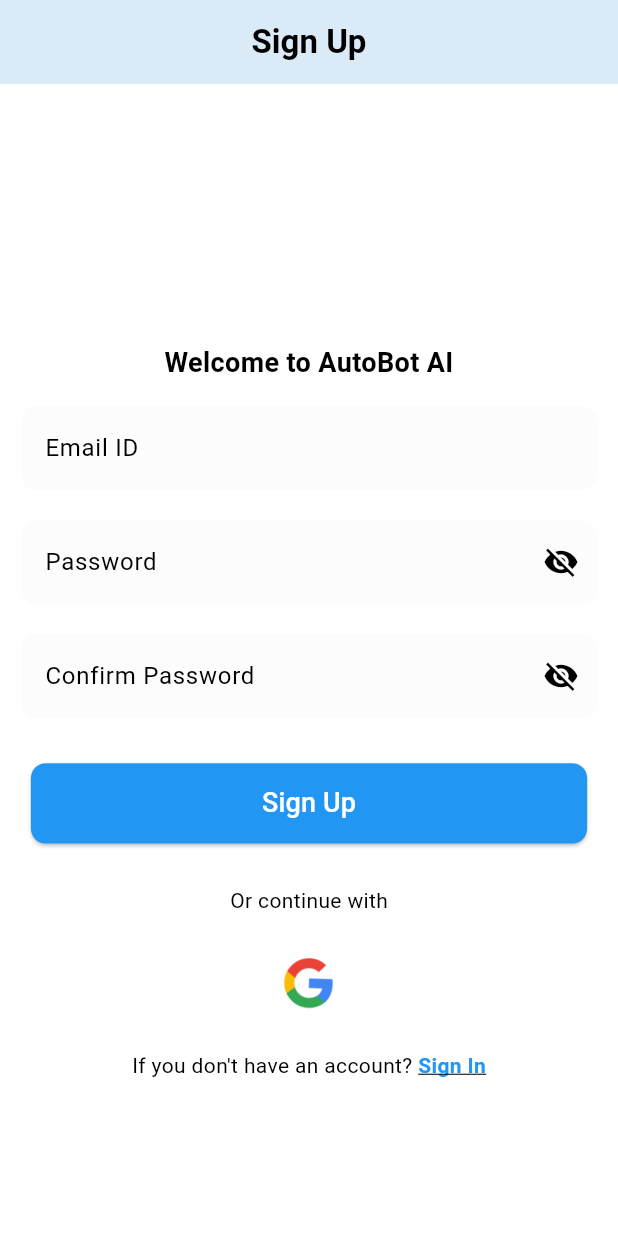
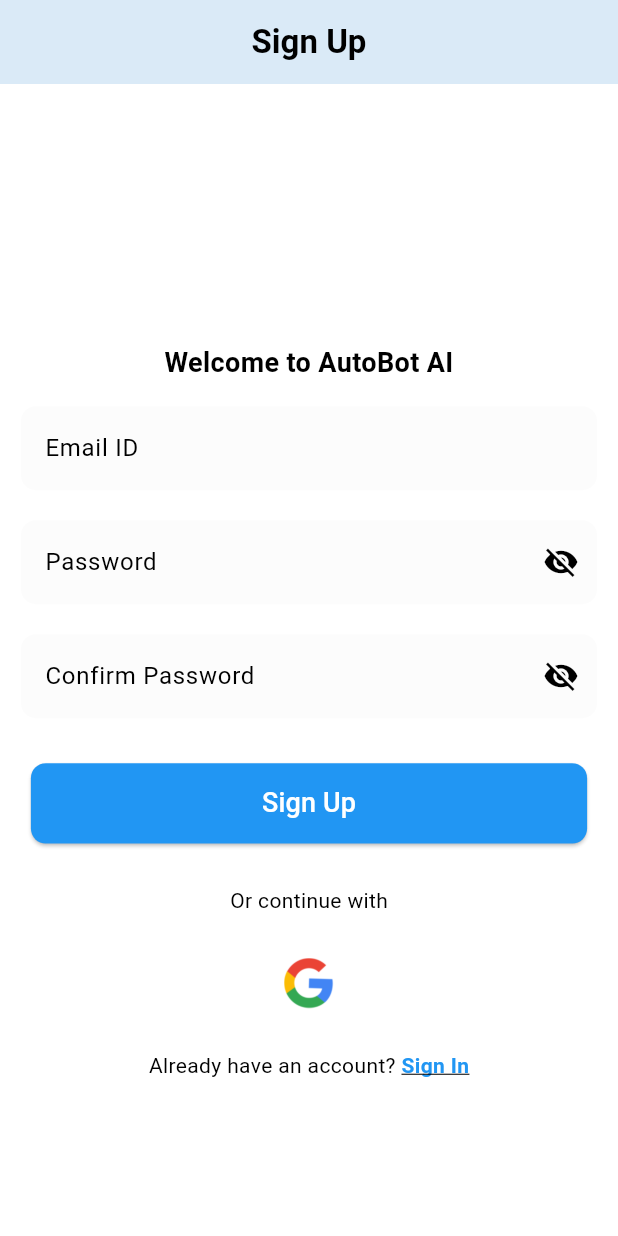
Before and after one commit to PullingalSoorath/AI-Eureka, a Flutter app: the screen it shows after launch, after a tap on an icon or button, on a phone screen of 412 x 824 dp. Run offline on Flutter 3.47's test engine with Material 3 defaults, Android fonts, the phone set to English and light mode, and no system bars; our stand-ins replace bloc, cached_network_image, firebase_auth, firebase_core, flutter_bloc, flutter_markdown and 2 more; accounts and stored records are empty; network calls fail.

```diff
--- /dev/null
+++ b/lib/application/login/login_event.dart
@@ -0,0 +1,4 @@
+part of 'login_bloc.dart';
+
+@immutable
+sealed class LoginEvent {}
--- /dev/null
+++ b/lib/application/signIn_signUp/sign_in_sign_up_bloc.dart
@@ -0,0 +1,14 @@
+import 'package:bloc/bloc.dart';
+import 'package:meta/meta.dart';
+
+part 'sign_in_sign_up_event.dart';
+part 'sign_in_sign_up_state.dart';
+
+class SignInSignUpBloc extends Bloc<SignInSignUpEvent, SignInSignUpState> {
+  SignInSignUpBloc() : super(SignInSignUpInitial()) {
+    on<ToggleSignInEvent>((event, emit) {
+      final currentState = state;
+      emit(SignInSignUpState(signIn: !currentState.signIn));
+    });
+  }
+}
--- /dev/null
+++ b/lib/application/signIn_signUp/sign_in_sign_up_event.dart
@@ -0,0 +1,8 @@
+part of 'sign_in_sign_up_bloc.dart';
+
+@immutable
+sealed class SignInSignUpEvent {}
+
+
+
+class ToggleSignInEvent extends SignInSignUpEvent {}
--- /dev/null
+++ b/lib/application/signIn_signUp/sign_in_sign_up_state.dart
@@ -0,0 +1,9 @@
+part of 'sign_in_sign_up_bloc.dart';
+
+class SignInSignUpState {
+  bool signIn;
+  SignInSignUpState({required this.signIn});
+}
+class SignInSignUpInitial extends SignInSignUpState {
+  SignInSignUpInitial() : super(signIn: false);
+}
--- a/lib/main.dart
+++ b/lib/main.dart
@@ -1,8 +1,10 @@
+import 'package:eureka/application/signIn_signUp/sign_in_sign_up_bloc.dart';
 import 'package:eureka/presentation/screen/authentication.dart';
 import 'package:eureka/util/theme_data.dart';
 import 'package:flutter/material.dart';
 import 'package:firebase_core/firebase_core.dart';
 import 'firebase_options.dart';
+import 'package:flutter_bloc/flutter_bloc.dart';
 
 void main() async {
   WidgetsFlutterBinding.ensureInitialized();
@@ -17,12 +19,24 @@ class MyApp extends StatelessWidget {
 
   @override
   Widget build(BuildContext context) {
-    return MaterialApp(
-      themeMode: ThemeMode.system,
-      theme: lightMode,
-      darkTheme: darkMode,
-      debugShowCheckedModeBanner: false,
-      home: const Authentication(),
+    return BlocProvider(
+      create: (context) {
+        return SignInSignUpBloc();
+      },
+
+      // MultiBlocProvider(
+      // providers: [
+      //   BlocProvider<SignInSignUpBloc>(
+      //     create: (context) => SignInSignUpBloc(),
+      //   )
+      // ],
+      child: MaterialApp(
+        themeMode: ThemeMode.system,
+        theme: lightMode,
+        darkTheme: darkMode,
+        debugShowCheckedModeBanner: false,
+        home: const Authentication(),
+      ),
     );
   }
 }
--- a/lib/presentation/screen/auth_page.dart
+++ b/lib/presentation/screen/auth_page.dart
@@ -1,43 +1,44 @@
-// ignore_for_file: use_build_context_synchronously
-
+import 'package:flutter/material.dart';
+import 'package:flutter_bloc/flutter_bloc.dart';
+import 'package:eureka/application/signIn_signUp/sign_in_sign_up_bloc.dart';
 import 'package:eureka/services/auth_service.dart';
 import 'package:eureka/widgets/sign_signup_text_btn.dart';
-import 'package:flutter/material.dart';
-import '../../widgets/google_image_button.dart';
+import 'package:eureka/widgets/google_image_button.dart';
 import 'sign_in_auth.dart';
 import 'sign_up_auth.dart';
 
-class AuthScreen extends StatefulWidget {
-  const AuthScreen({super.key});
-
-  @override
-  State<AuthScreen> createState() => _AuthScreenState();
-}
-
-class _AuthScreenState extends State<AuthScreen> {
-  bool _signIn = false;
+class AuthScreen extends StatelessWidget {
+  AuthScreen({Key? key}) : super(key: key);
 
   @override
   Widget build(BuildContext context) {
-    return Scaffold(
+    return BlocProvider(
+      create: (context) => SignInSignUpBloc(),
+      child: Scaffold(
         appBar: AppBar(
           backgroundColor: Theme.of(context).colorScheme.background,
           centerTitle: true,
-        title: Text(
-          _signIn ? "Sign Up" : "Sign In",
+          title: BlocBuilder<SignInSignUpBloc, SignInSignUpState>(
+            builder: (context, state) {
+              return Text(
+                state.signIn ? "Sign Up" : "Sign In",
                 style: const TextStyle(
                   fontWeight: FontWeight.bold,
                 ),
+              );
+            },
           ),
         ),
         body: SingleChildScrollView(
-        child: Column(
+          child: BlocBuilder<SignInSignUpBloc, SignInSignUpState>(
+            builder: (context, state) {
+              return Column(
                 mainAxisAlignment: MainAxisAlignment.center,
                 children: [
                   Container(
                     height: MediaQuery.of(context).size.height * 0.2,
                   ),
-            _signIn ? const SignUpAuth() : const SignInAuth(),
+                  state.signIn ? const SignUpAuth() : const SignInAuth(),
                   const Padding(
                     padding: EdgeInsets.only(
                       top: 10,
@@ -48,15 +49,19 @@ class _AuthScreenState extends State<AuthScreen> {
                     onTap: () => AuthServices().signWithGoogle(context),
                   ),
                   AccountAuthText(
-              text1: "If you don't have an account? ",
-              text2: _signIn ? "Sign In" : "Sign Up",
+                    text1: state.signIn
+                        ? "Already have an account? "
+                        : "If you don't have an account? ",
+                    text2: state.signIn ? "Sign In" : "Sign Up",
                     onTap: () {
-                setState(() {
-                  _signIn = !_signIn;
-                });
+                      BlocProvider.of<SignInSignUpBloc>(context)
+                          .add(ToggleSignInEvent());
                     },
                   ),
                 ],
+              );
+            },
+          ),
         ),
       ),
     );
--- a/lib/presentation/screen/authentication.dart
+++ b/lib/presentation/screen/authentication.dart
@@ -15,7 +15,7 @@ class Authentication extends StatelessWidget {
           if (snapshot.hasData) {
             return const DashboardScreen();
           } else {
-            return const AuthScreen();
+            return AuthScreen();
           }
         },
       ),
--- a/lib/presentation/screen/sign_in_auth.dart
+++ b/lib/presentation/screen/sign_in_auth.dart
@@ -6,7 +6,6 @@ import 'package:eureka/widgets/auth_text_field.dart';
 import 'package:eureka/widgets/loading_widget.dart';
 import 'package:firebase_auth/firebase_auth.dart';
 import 'package:flutter/material.dart';
-
 import '../../util/app_const.dart';
 
 class SignInAuth extends StatefulWidget {
@@ -57,7 +56,7 @@ class _SignInAuthState extends State<SignInAuth> {
     );
   }
 
-  // Email Validatiom
+  // Email Validation
   String? validateEmail(dynamic value) {
     if (value == null || value.isEmpty) {
       return 'Please enter an email address';
--- a/pubspec.yaml
+++ b/pubspec.yaml
@@ -44,6 +44,8 @@ dependencies:
   google_sign_in: ^6.2.1
   # For showing the network images
   cached_network_image: ^3.3.0
+  flutter_bloc: ^8.1.4
+  equatable: ^2.0.5
 
 dev_dependencies:
   flutter_test:
```
Also changed, not shown: lib/application/login/login_bloc.dart (added, +13 -0 lines), lib/application/login/login_state.dart (added, +8 -0 lines), lib/presentation/screen/chat_screen.dart (+10 -3 lines), pubspec.lock. Lines whose indentation alone changed are shown as unchanged.
